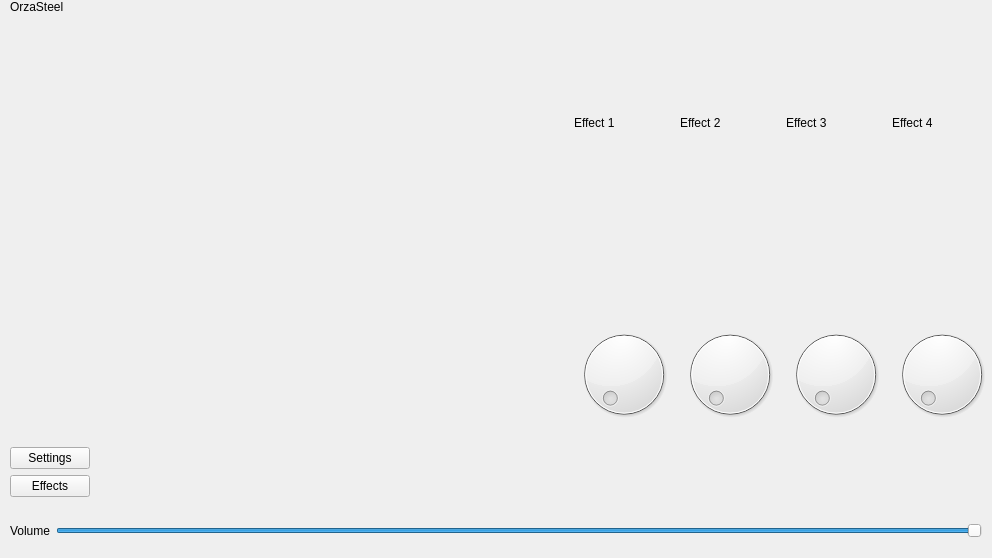
Old version of the form src/qt/Window.ui in the repository chuckfairy/OrzaSteel.
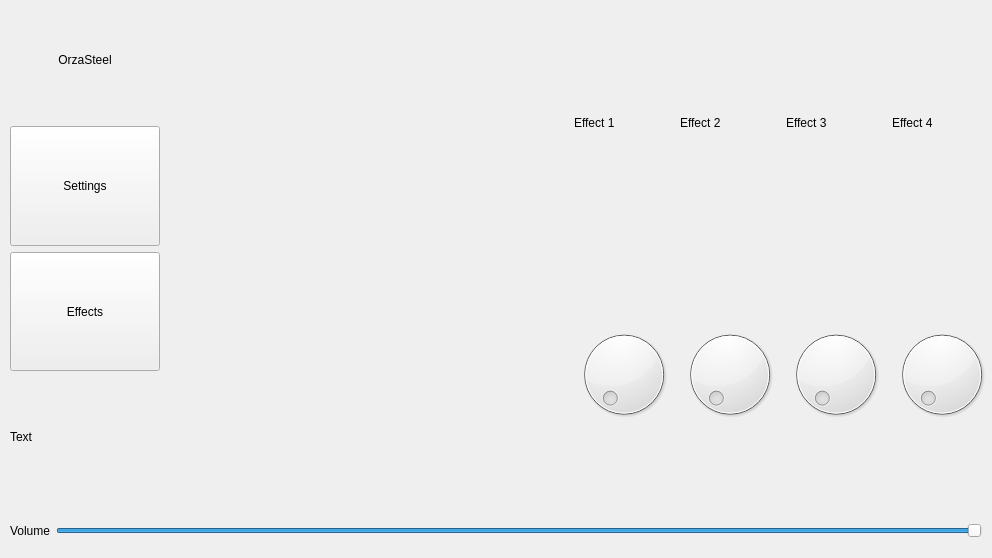
New version of the form.

Commit message: log fixes with note output

Diff of the .ui file:
```diff
--- a/src/qt/Window.ui
+++ b/src/qt/Window.ui
@@ -59,23 +59,50 @@
     </item>
     <item>
      <layout class="QHBoxLayout" name="horizontalLayout_4">
+      <property name="sizeConstraint">
+       <enum>QLayout::SetDefaultConstraint</enum>
+      </property>
       <item>
        <layout class="QVBoxLayout" name="verticalLayout">
+        <property name="spacing">
+         <number>6</number>
+        </property>
         <property name="leftMargin">
          <number>10</number>
         </property>
+        <property name="rightMargin">
+         <number>10</number>
+        </property>
         <item>
          <widget class="QLabel" name="app_title">
+          <property name="sizePolicy">
+           <sizepolicy hsizetype="Preferred" vsizetype="Preferred">
+            <horstretch>0</horstretch>
+            <verstretch>0</verstretch>
+           </sizepolicy>
+          </property>
+          <property name="minimumSize">
+           <size>
+            <width>150</width>
+            <height>0</height>
+           </size>
+          </property>
           <property name="text">
            <string>OrzaSteel</string>
           </property>
           <property name="alignment">
-           <set>Qt::AlignLeading|Qt::AlignLeft|Qt::AlignTop</set>
+           <set>Qt::AlignCenter</set>
           </property>
          </widget>
         </item>
         <item>
          <widget class="QPushButton" name="settings_btn">
+          <property name="sizePolicy">
+           <sizepolicy hsizetype="Minimum" vsizetype="Minimum">
+            <horstretch>0</horstretch>
+            <verstretch>0</verstretch>
+           </sizepolicy>
+          </property>
           <property name="text">
            <string>Settings</string>
           </property>
@@ -83,11 +110,36 @@
         </item>
         <item>
          <widget class="QPushButton" name="effects_btn">
+          <property name="sizePolicy">
+           <sizepolicy hsizetype="Minimum" vsizetype="Minimum">
+            <horstretch>0</horstretch>
+            <verstretch>0</verstretch>
+           </sizepolicy>
+          </property>
           <property name="text">
            <string>Effects</string>
           </property>
          </widget>
         </item>
+        <item>
+         <widget class="QLabel" name="current_note_label">
+          <property name="sizePolicy">
+           <sizepolicy hsizetype="Preferred" vsizetype="Minimum">
+            <horstretch>0</horstretch>
+            <verstretch>0</verstretch>
+           </sizepolicy>
+          </property>
+          <property name="maximumSize">
+           <size>
+            <width>150</width>
+            <height>16777215</height>
+           </size>
+          </property>
+          <property name="text">
+           <string>Text</string>
+          </property>
+         </widget>
+        </item>
        </layout>
       </item>
       <item>
```
The commit also changes 10 other files.
